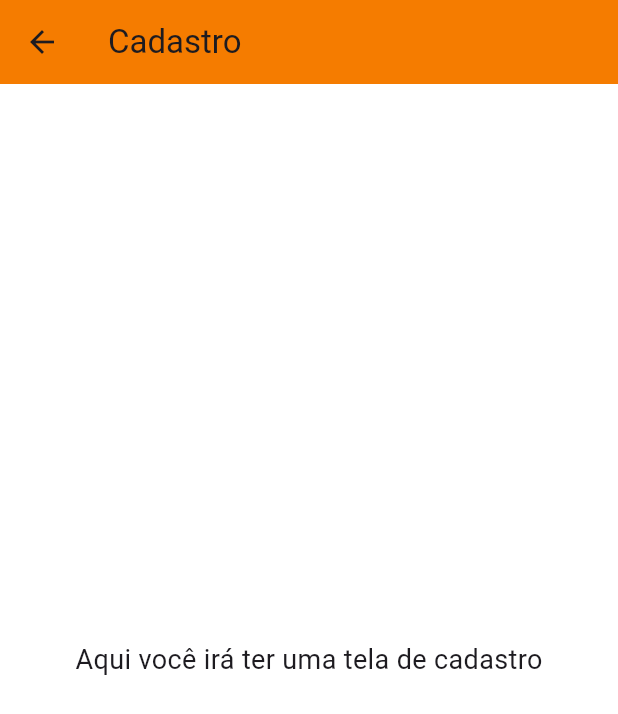
After one commit to jooaonnz/Tela-Login-Flutter, a Flutter app: the screen it shows after launch, after a tap on "Cadastrar", on a phone screen of 412 x 824 dp. The commit adds this screen. Shown: the top 714 px of the screen. Run offline on Flutter 3.47's test engine with Material 3 defaults, Android fonts, the phone set to English and light mode, and no system bars.

Commit message:
Tela de cadastro criada

```diff
--- a/lib/main.dart
+++ b/lib/main.dart
@@ -1,4 +1,5 @@
 import 'package:flutter/material.dart';
+import 'register_login.dart'; // import da outra tela
 
 void main() {
   runApp(const MyApp());
@@ -67,6 +68,13 @@ class _LoginScreenState extends State<LoginScreen> {
     }
   }
 
+  void _goToRegister() {
+    Navigator.push(
+      context,
+      MaterialPageRoute(builder: (context) => const RegisterScreen()),
+    );
+  }
+
   @override
   Widget build(BuildContext context) {
     return Scaffold(
@@ -117,6 +125,11 @@ class _LoginScreenState extends State<LoginScreen> {
                   onPressed: () {},
                   child: const Text('Esqueci minha senha'),
                 ),
+                const SizedBox(height: 8),
+                TextButton(
+                  onPressed: _goToRegister,
+                  child: const Text('Cadastrar'),
+                ),
               ],
             ),
           ),
--- /dev/null
+++ b/lib/register_login.dart
@@ -0,0 +1,21 @@
+import 'package:flutter/material.dart';
+
+class RegisterScreen extends StatelessWidget {
+  const RegisterScreen({super.key});
+
+  @override
+  Widget build(BuildContext context) {
+    return Scaffold(
+      appBar: AppBar(
+        title: const Text('Cadastro'),
+        backgroundColor: const Color.fromRGBO(245, 124, 0, 1.0),
+      ),
+      body: const Center(
+        child: Text(
+          'Aqui você irá ter uma tela de cadastro',
+          style: TextStyle(fontSize: 18),
+        ),
+      ),
+    );
+  }
+}
```
